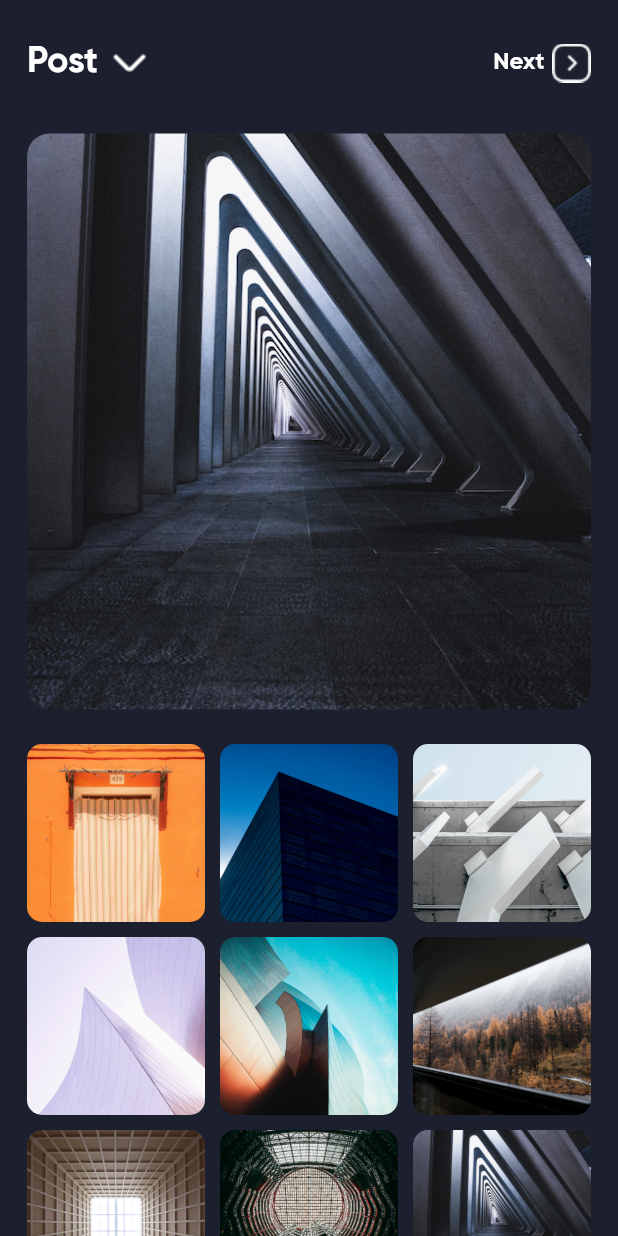
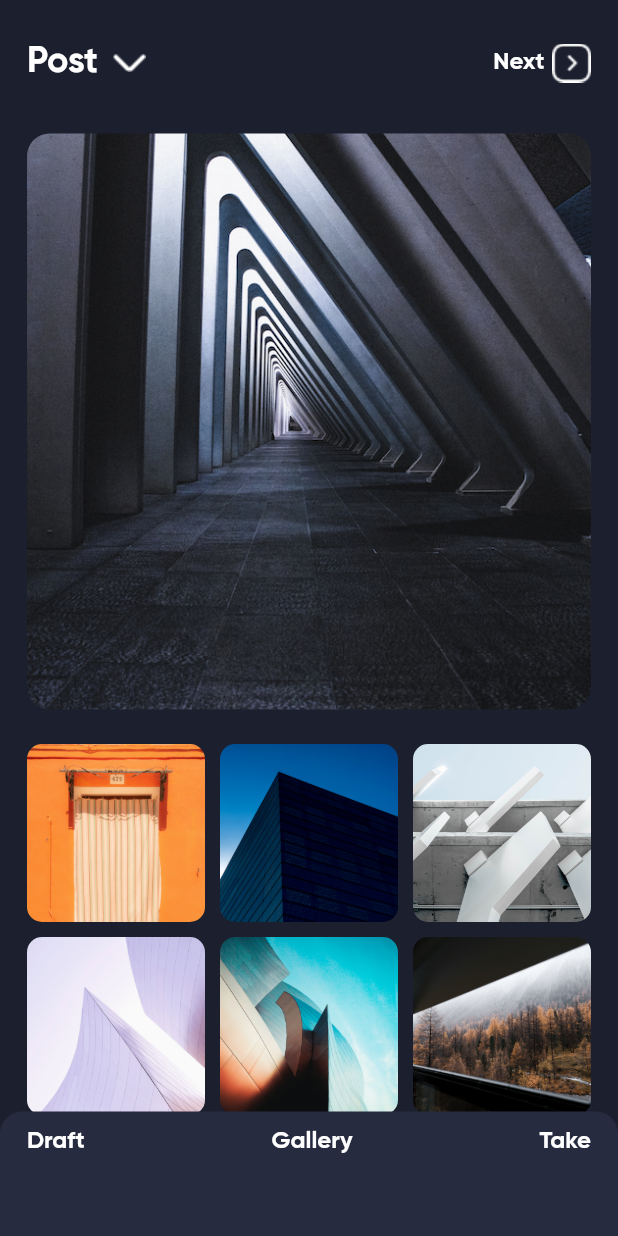
Before and after one commit to amirahmadadibi/instagram_clone, a Flutter app: the screen it shows after launch, on a phone screen of 412 x 824 dp. Run offline on Flutter 3.47's test engine with Material 2 defaults, Android fonts, the phone set to English and light mode, and no system bars; our stand-ins replace dotted_border.

Commit message:
week11 E52 fnisnh screen add content

```diff
--- a/lib/screens/add_content_screen.dart
+++ b/lib/screens/add_content_screen.dart
@@ -8,7 +8,61 @@ class AddContentScreen extends StatelessWidget {
     return Scaffold(
       backgroundColor: Color(0xff1C1F2E),
       body: SafeArea(
-        child: CustomScrollView(
+          child: Stack(
+        alignment: AlignmentDirectional.bottomCenter,
+        children: [
+          _getWholeScrollingPart(),
+          Container(
+            height: 83,
+            width: double.infinity,
+            decoration: BoxDecoration(
+              color: Color(0xff272B40),
+              borderRadius: BorderRadius.only(
+                topLeft: Radius.circular(15),
+                topRight: Radius.circular(15),
+              ),
+            ),
+            child: Padding(
+              padding: EdgeInsets.only(top: 10, right: 18, left: 18),
+              child: Row(
+                mainAxisAlignment: MainAxisAlignment.spaceBetween,
+                crossAxisAlignment: CrossAxisAlignment.start,
+                children: [
+                  Text(
+                    'Draft',
+                    style: TextStyle(
+                      color: Colors.white,
+                      fontSize: 16,
+                      fontFamily: 'GB',
+                    ),
+                  ),
+                  Text(
+                    'Gallery',
+                    style: TextStyle(
+                      color: Colors.white,
+                      fontSize: 16,
+                      fontFamily: 'GB',
+                    ),
+                  ),
+                  Text(
+                    'Take',
+                    style: TextStyle(
+                      color: Colors.white,
+                      fontSize: 16,
+                      fontFamily: 'GB',
+                    ),
+                  ),
+                ],
+              ),
+            ),
+          )
+        ],
+      )),
+    );
+  }
+
+  Widget _getWholeScrollingPart() {
+    return CustomScrollView(
       slivers: [
         SliverToBoxAdapter(
           child: _getHeaderSection(),
@@ -44,10 +98,9 @@ class AddContentScreen extends StatelessWidget {
               childCount: 10,
             ),
           ),
-            )
+        ),
+        SliverPadding(padding: EdgeInsets.only(bottom: 83))
       ],
-        ),
-      ),
     );
   }
 
```
Lines whose indentation alone changed are shown as unchanged.
